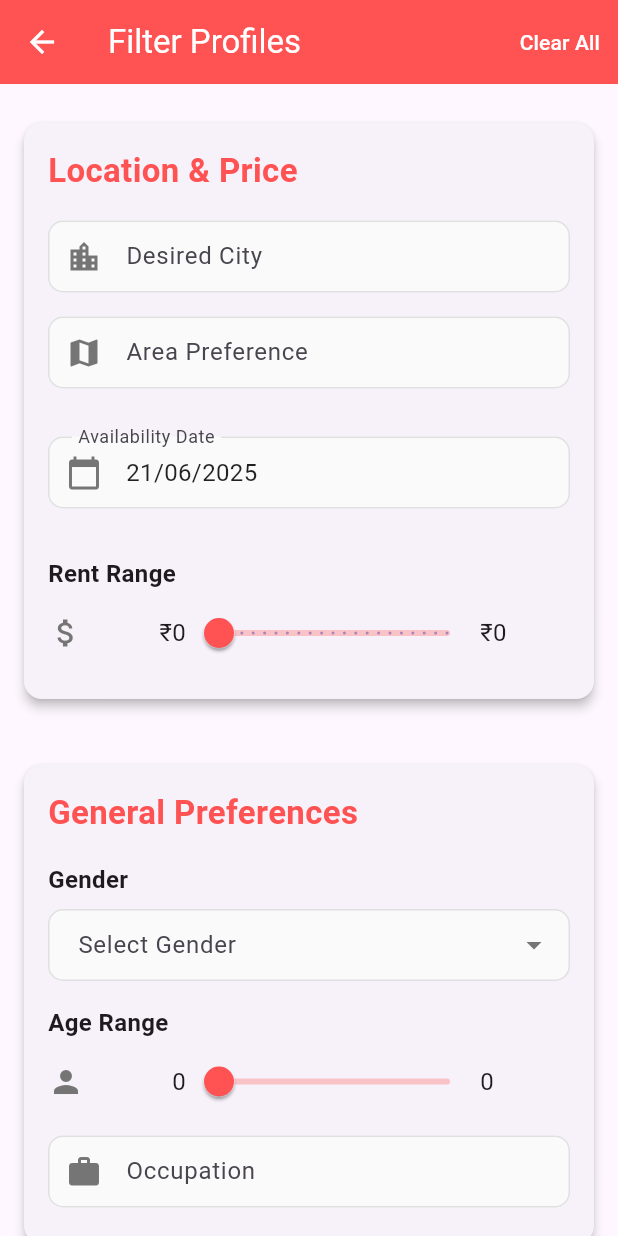
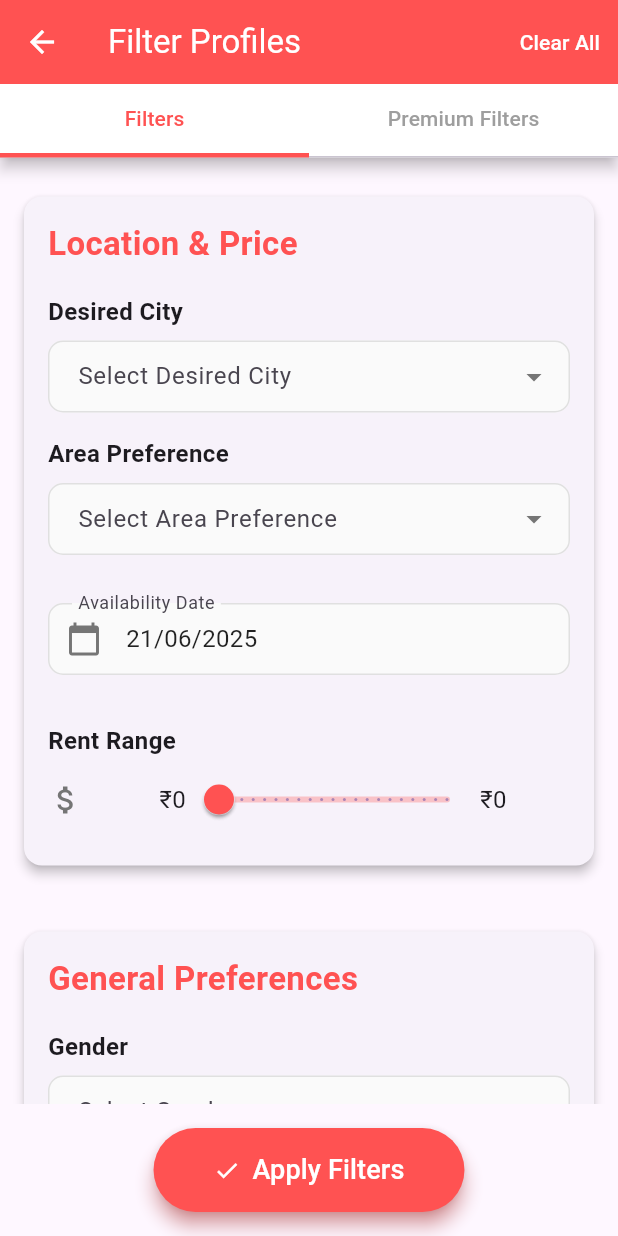
Before and after one commit to Vaibhavugile/mytennat, a Flutter app: the FilterScreen screen opened directly with empty values, on a phone screen of 412 x 824 dp. Run offline on Flutter 3.47's test engine with Material 3 defaults, Android fonts, the phone set to English and light mode, and no system bars; our stand-ins replace cloud_firestore, firebase_auth, firebase_core, rxdart; accounts and stored records are empty.

Commit message:
filterdonesuccessfully

```diff
--- a/lib/screens/filter_screen.dart
+++ b/lib/screens/filter_screen.dart
@@ -20,21 +20,20 @@ class FilterScreen extends StatefulWidget {
   State<FilterScreen> createState() => _FilterScreenState();
 }
 
-class _FilterScreenState extends State<FilterScreen> {
+class _FilterScreenState extends State<FilterScreen> with SingleTickerProviderStateMixin {
+  // Add SingleTickerProviderStateMixin for TabController
+
   late FilterOptions _filters; // Working copy of filters
 
   // Text controllers for numerical inputs (kept for non-slider inputs)
   final TextEditingController _bedroomsController = TextEditingController();
   final TextEditingController _bathroomsController = TextEditingController();
-  final TextEditingController _desiredCityController = TextEditingController();
-  final TextEditingController _areaPreferenceController = TextEditingController();
-  final TextEditingController _occupationController = TextEditingController();
+  final TextEditingController _occupationController = TextEditingController(); // Only occupation remains a text field
 
   // RangeValues for sliders
   late RangeValues _ageRange;
   late RangeValues _rentRange;
   late RangeValues _budgetRange;
-
 
   // Date controllers (not actual controllers, just for display/selection)
   String _moveInDateText = '';
@@ -42,9 +41,13 @@ class _FilterScreenState extends State<FilterScreen> {
 
   // Dropdown options (add all possible values from your data models)
   final List<String> _genders = ['Male', 'Female', 'Other', 'Any'];
-  final List<String> _flatTypes = ['1 BHK', '2 BHK', '3 BHK', 'Studio', 'Private Room', 'Shared Room', 'Villa', 'Other'];
+  final List<String> _flatTypes = ['1BHK', '2 BHK', '3 BHK', 'Studio', 'Private Room', 'Shared Room', 'Villa', 'Other'];
   final List<String> _furnishedStatuses = ['Furnished', 'Semi-Furnished', 'Unfurnished'];
   final List<String> _availableForOptions = ['Male', 'Female', 'Couple', 'Family', 'Students', 'Professionals', 'Any'];
+
+  // New: Lists for Desired City and Area Preference dropdowns
+  final List<String> _cities = ['Mumbai', 'Delhi', 'Bangalore', 'Chennai', 'Kolkata', 'Pune', 'Hyderabad', 'Any']; // Example cities
+  final List<String> _areas = ['Andheri', 'Bandra', 'Koregaon Park', 'Hinjewadi', 'Cyber City', 'Any']; // Example areas
 
   // Lifestyle & Habits options (ensure these match your profile data's values)
   final List<String> _cleanlinessLevels = ['Very Clean', 'Moderately Clean', 'Flexible', 'Any'];
@@ -76,18 +79,20 @@ class _FilterScreenState extends State<FilterScreen> {
     'Undeclared Guests', 'Pets (if not allowed)',
   ];
 
+  late TabController _tabController; // Tab controller
 
   @override
   void initState() {
     super.initState();
     _filters = widget.initialFilters.copyWith(); // Create a working copy
 
+    // Initialize TabController
+    _tabController = TabController(length: 2, vsync: this); //
+
     // Initialize text controllers with current filter values
     _bedroomsController.text = _filters.numberOfBedrooms?.toString() ?? '';
     _bathroomsController.text = _filters.numberOfBathrooms?.toString() ?? '';
-    _desiredCityController.text = _filters.desiredCity ?? '';
-    _areaPreferenceController.text = _filters.areaPreference ?? '';
-    _occupationController.text = _filters.occupation ?? '';
+    _occupationController.text = _filters.occupation ?? ''; // Only occupation remains
 
     // Initialize RangeValues based on initial filters or default values
     _ageRange = RangeValues(
@@ -103,7 +108,6 @@ class _FilterScreenState extends State<FilterScreen> {
       _filters.budgetMax?.toDouble() ?? 50000, // Adjust max as per your data
     );
 
-
     if (_filters.moveInDate != null) {
       _moveInDateText = DateFormat('dd/MM/yyyy').format(_filters.moveInDate!);
     }
@@ -116,9 +120,8 @@ class _FilterScreenState extends State<FilterScreen> {
   void dispose() {
     _bedroomsController.dispose();
     _bathroomsController.dispose();
-    _desiredCityController.dispose();
-    _areaPreferenceController.dispose();
-    _occupationController.dispose();
+    _occupationController.dispose(); // Dispose only occupation controller
+    _tabController.dispose(); // Dispose tab controller
     super.dispose();
   }
 
@@ -161,6 +164,7 @@ class _FilterScreenState extends State<FilterScreen> {
     // No need for validation here as RangeSlider inherently handles min/max
 
     widget.onFiltersChanged(_filters);
+    // Navigator.of(context).pop(); // Close the filter screen after applying
   }
 
   void _clearAllFilters() {
@@ -168,9 +172,7 @@ class _FilterScreenState extends State<FilterScreen> {
       _filters.clear();
       _bedroomsController.clear();
       _bathroomsController.clear();
-      _desiredCityController.clear();
-      _areaPreferenceController.clear();
-      _occupationController.clear();
+      _occupationController.clear(); // Clear only occupation controller
       _moveInDateText = '';
       _availabilityDateText = '';
 
@@ -207,7 +209,32 @@ class _FilterScreenState extends State<FilterScreen> {
           ),
         ],
       ),
-      body: SingleChildScrollView(
+      body: Column(
+        children: [
+          // TabBar for "Filters" and "Premium Filters"
+          Material(
+            elevation: 4, // Add a subtle shadow to the tab bar
+            color: Colors.white,
+            child: TabBar(
+              controller: _tabController,
+              tabs: const [
+                Tab(text: 'Filters'),
+                Tab(text: 'Premium Filters'),
+              ],
+              labelColor: Colors.redAccent, // Active tab text color
+              unselectedLabelColor: Colors.grey, // Inactive tab text color
+              indicatorColor: Colors.redAccent, // Underline indicator color
+              indicatorSize: TabBarIndicatorSize.tab, // Indicator covers the entire tab
+              indicatorWeight: 3.0, // Thicker indicator
+            ),
+          ),
+          // TabBarView to show content based on selected tab
+          Expanded(
+            child: TabBarView(
+              controller: _tabController,
+              children: [
+                // Content for "Filters" Tab
+                SingleChildScrollView(
                   padding: const EdgeInsets.all(16.0),
                   child: Column(
                     crossAxisAlignment: CrossAxisAlignment.start,
@@ -216,17 +243,25 @@ class _FilterScreenState extends State<FilterScreen> {
                       _buildFilterSection(
                         title: 'Location & Price',
                         children: [
-                _buildTextField(
-                  controller: _desiredCityController,
-                  labelText: 'Desired City',
-                  icon: Icons.location_city,
-                  onChanged: (value) => _filters.desiredCity = value,
+                          _buildDropdownFilter( // Changed to dropdown
+                            label: 'Desired City',
+                            value: _filters.desiredCity,
+                            items: _cities,
+                            onChanged: (String? newValue) {
+                              setState(() {
+                                _filters.desiredCity = newValue == 'Any' ? null : newValue;
+                              });
+                            },
                           ),
-                _buildTextField(
-                  controller: _areaPreferenceController,
-                  labelText: 'Area Preference',
-                  icon: Icons.map,
-                  onChanged: (value) => _filters.areaPreference = value,
+                          _buildDropdownFilter( // Changed to dropdown
+                            label: 'Area Preference',
+                            value: _filters.areaPreference,
+                            items: _areas,
+                            onChanged: (String? newValue) {
+                              setState(() {
+                                _filters.areaPreference = newValue == 'Any' ? null : newValue;
+                              });
+                            },
                           ),
                           const SizedBox(height: 16),
                           if (widget.isSeekingFlatmate)
@@ -330,7 +365,6 @@ class _FilterScreenState extends State<FilterScreen> {
                         ),
                       if (widget.isSeekingFlatmate) const SizedBox(height: 24),
 
-
                       // General Preferences Section
                       _buildFilterSection(
                         title: 'General Preferences',
@@ -369,10 +403,19 @@ class _FilterScreenState extends State<FilterScreen> {
                         ],
                       ),
                       const SizedBox(height: 24),
+                    ],
+                  ),
+                ),
 
+                // Content for "Premium Filters" Tab (Lifestyle & Habits)
+                SingleChildScrollView(
+                  padding: const EdgeInsets.all(16.0),
+                  child: Column(
+                    crossAxisAlignment: CrossAxisAlignment.start,
+                    children: [
                       // Lifestyle & Habits Section
                       _buildFilterSection(
-              title: 'Lifestyle & Habits',
+                        title: 'Lifestyle & Habits', // This is now in the "Premium Filters" tab
                         children: [
                           _buildDropdownFilter(
                             label: 'Cleanliness Level',
@@ -460,9 +503,17 @@ class _FilterScreenState extends State<FilterScreen> {
                           ),
                         ],
                       ),
-
-            const SizedBox(height: 50), // Extra space for scroll
-            Center(
+                      const SizedBox(height: 24),
+                    ],
+                  ),
+                ),
+              ],
+            ),
+          ),
+          // Apply Filters Button (outside TabBarView so it's always visible)
+          Padding(
+            padding: const EdgeInsets.all(16.0),
+            child: Center(
               child: ElevatedButton.icon(
                 onPressed: _applyFilters,
                 icon: const Icon(Icons.check, color: Colors.white),
@@ -476,8 +527,8 @@ class _FilterScreenState extends State<FilterScreen> {
                 ),
               ),
             ),
+          ),
         ],
-        ),
       ),
     );
   }
@@ -569,7 +620,6 @@ class _FilterScreenState extends State<FilterScreen> {
     );
   }
 
-  // UPDATED: This widget now uses RangeSlider with improved styling
   Widget _buildRangeSliderFilter({
     required String label,
     required RangeValues currentRange,
@@ -600,7 +650,7 @@ class _FilterScreenState extends State<FilterScreen> {
                 ),
               ),
               Expanded(
-                child: SliderTheme( // Use SliderTheme to customize thumb and track
+                child: SliderTheme(
                   data: SliderTheme.of(context).copyWith(
                     activeTrackColor: Colors.redAccent,
                     inactiveTrackColor: Colors.redAccent.withOpacity(0.3),
--- a/lib/screens/matching_screen.dart
+++ b/lib/screens/matching_screen.dart
@@ -82,6 +82,7 @@ class _MatchingScreenState extends State<MatchingScreen> {
       }
     } catch (e) {
       _showAlertDialog('Error', 'Failed to fetch user profile: $e', () {});
+      print('Firebase Firestore Error: $e');
     } finally {
       setState(() {
         _isLoading = false;
@@ -212,6 +213,7 @@ class _MatchingScreenState extends State<MatchingScreen> {
       setState(() {});
     } catch (e) {
       _showAlertDialog('Error', 'Failed to load flat listing profiles: $e', () {});
+      print('Firebase Firestore Error: $e');
     }
   }
 
@@ -307,6 +309,7 @@ class _MatchingScreenState extends State<MatchingScreen> {
       setState(() {});
     } catch (e) {
       _showAlertDialog('Error', 'Failed to load seeking flatmate profiles: $e', () {});
+      print('Firebase Firestore Error: $e');
     }
   }
 
```
Lines whose indentation alone changed are shown as unchanged.
